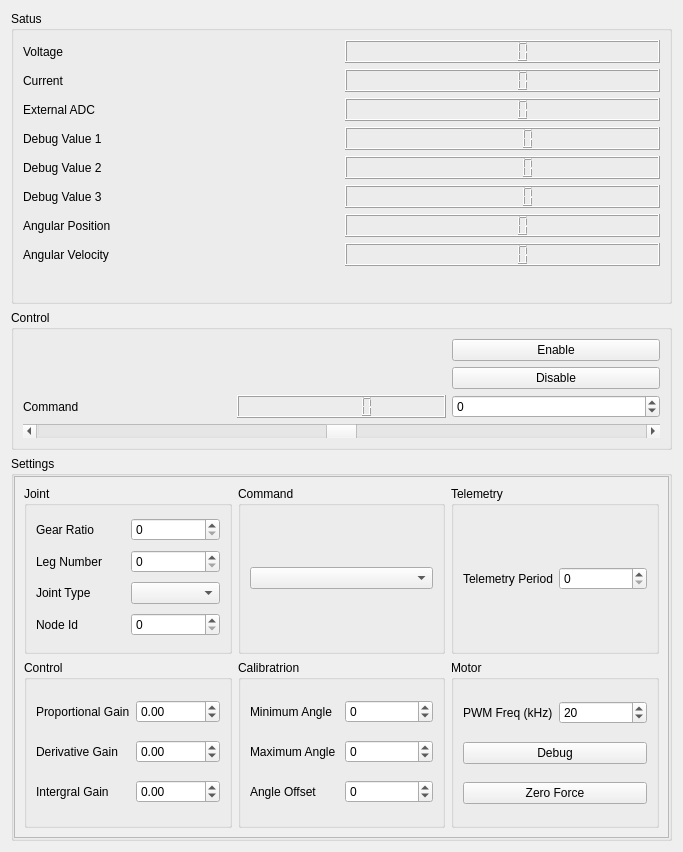
Above: app/forms/jointcontrolwidget.ui from Haziham/Honours_Computer_Software before the change. Below: the same form after it.
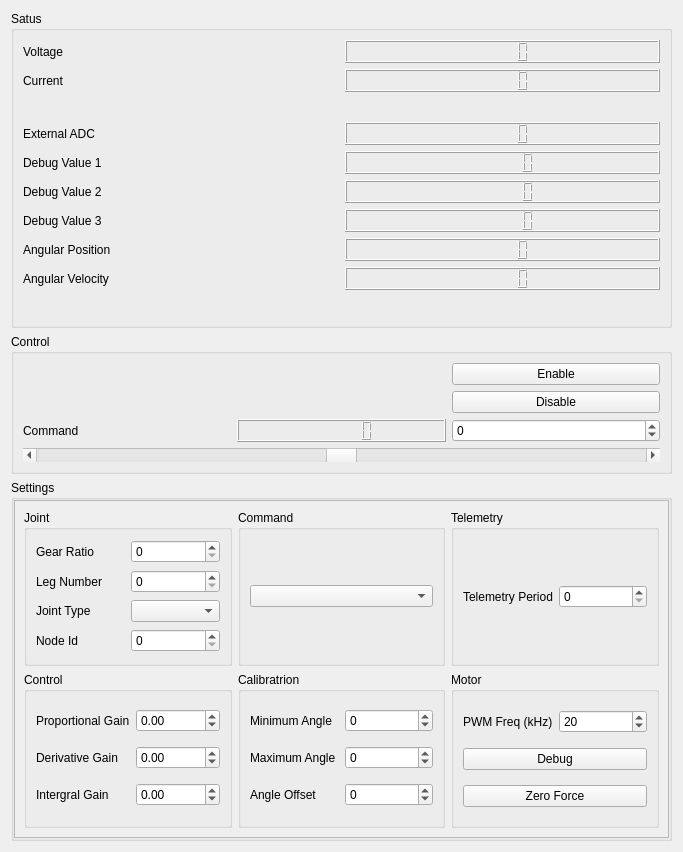
That is the form after the change. Icons and pictures are not drawn. Custom widgets are drawn as their Qt base class.

```diff
--- a/app/forms/jointcontrolwidget.ui
+++ b/app/forms/jointcontrolwidget.ui
@@ -20,14 +20,101 @@
       <string>Satus</string>
      </property>
      <layout class="QGridLayout" name="gridLayout">
-      <item row="4" column="2">
+      <item row="8" column="2">
        <widget class="QLabel" name="label_5">
         <property name="text">
          <string>Debug Value 1</string>
         </property>
        </widget>
       </item>
-      <item row="9" column="2" colspan="2">
+      <item row="1" column="2">
+       <widget class="QLabel" name="label">
+        <property name="text">
+         <string>Voltage</string>
+        </property>
+       </widget>
+      </item>
+      <item row="5" column="3">
+       <widget class="QWidget" name="widget_2" native="true"/>
+      </item>
+      <item row="7" column="3">
+       <widget class="QLCDNumber" name="externalADCDisplay"/>
+      </item>
+      <item row="2" column="2">
+       <widget class="QLabel" name="label_2">
+        <property name="text">
+         <string>Current</string>
+        </property>
+       </widget>
+      </item>
+      <item row="4" column="3">
+       <widget class="QWidget" name="widget_3" native="true"/>
+      </item>
+      <item row="11" column="3">
+       <widget class="QLCDNumber" name="angularPositionDisplay"/>
+      </item>
+      <item row="1" column="3">
+       <widget class="QLCDNumber" name="voltageDisplay"/>
+      </item>
+      <item row="2" column="3">
+       <widget class="QLCDNumber" name="currentDisplay"/>
+      </item>
+      <item row="7" column="2">
+       <widget class="QLabel" name="label_3">
+        <property name="text">
+         <string>External ADC</string>
+        </property>
+       </widget>
+      </item>
+      <item row="10" column="3">
+       <widget class="QLCDNumber" name="debug3Display">
+        <property name="digitCount">
+         <number>6</number>
+        </property>
+       </widget>
+      </item>
+      <item row="12" column="2">
+       <widget class="QLabel" name="label_7">
+        <property name="text">
+         <string>Angular Velocity</string>
+        </property>
+       </widget>
+      </item>
+      <item row="10" column="2">
+       <widget class="QLabel" name="label_20">
+        <property name="text">
+         <string>Debug Value 3</string>
+        </property>
+       </widget>
+      </item>
+      <item row="8" column="3">
+       <widget class="QLCDNumber" name="debug1Display">
+        <property name="digitCount">
+         <number>6</number>
+        </property>
+       </widget>
+      </item>
+      <item row="6" column="3">
+       <widget class="QWidget" name="widget" native="true"/>
+      </item>
+      <item row="11" column="2">
+       <widget class="QLabel" name="label_6">
+        <property name="text">
+         <string>Angular Position</string>
+        </property>
+       </widget>
+      </item>
+      <item row="9" column="2">
+       <widget class="QLabel" name="label_19">
+        <property name="text">
+         <string>Debug Value 2</string>
+        </property>
+       </widget>
+      </item>
+      <item row="12" column="3">
+       <widget class="QLCDNumber" name="angularVelocityDisplay"/>
+      </item>
+      <item row="13" column="2" colspan="2">
        <layout class="QHBoxLayout" name="horizontalLayout">
         <item>
          <spacer name="horizontalSpacer">
@@ -122,90 +209,15 @@
         </item>
        </layout>
       </item>
-      <item row="3" column="2">
-       <widget class="QLabel" name="label_3">
-        <property name="text">
-         <string>External ADC</string>
-        </property>
-       </widget>
-      </item>
-      <item row="1" column="3">
-       <widget class="QLCDNumber" name="voltageDisplay"/>
-      </item>
-      <item row="8" column="2">
-       <widget class="QLabel" name="label_7">
-        <property name="text">
-         <string>Angular Velocity</string>
-        </property>
-       </widget>
-      </item>
-      <item row="5" column="2">
-       <widget class="QLabel" name="label_19">
-        <property name="text">
-         <string>Debug Value 2</string>
-        </property>
-       </widget>
-      </item>
-      <item row="1" column="2">
-       <widget class="QLabel" name="label">
-        <property name="text">
-         <string>Voltage</string>
-        </property>
-       </widget>
-      </item>
-      <item row="3" column="3">
-       <widget class="QLCDNumber" name="externalADCDisplay"/>
-      </item>
-      <item row="4" column="3">
-       <widget class="QLCDNumber" name="debug1Display">
-        <property name="digitCount">
-         <number>6</number>
-        </property>
-       </widget>
-      </item>
-      <item row="2" column="3">
-       <widget class="QLCDNumber" name="currentDisplay"/>
-      </item>
-      <item row="8" column="3">
-       <widget class="QLCDNumber" name="angularVelocityDisplay"/>
-      </item>
-      <item row="7" column="2">
-       <widget class="QLabel" name="label_6">
-        <property name="text">
-         <string>Angular Position</string>
-        </property>
-       </widget>
-      </item>
-      <item row="2" column="2">
-       <widget class="QLabel" name="label_2">
-        <property name="text">
-         <string>Current</string>
-        </property>
-       </widget>
-      </item>
-      <item row="7" column="3">
-       <widget class="QLCDNumber" name="angularPositionDisplay"/>
-      </item>
-      <item row="6" column="2">
-       <widget class="QLabel" name="label_20">
-        <property name="text">
-         <string>Debug Value 3</string>
-        </property>
-       </widget>
-      </item>
-      <item row="5" column="3">
+      <item row="9" column="3">
        <widget class="QLCDNumber" name="debug2Display">
         <property name="digitCount">
          <number>6</number>
         </property>
        </widget>
       </item>
-      <item row="6" column="3">
-       <widget class="QLCDNumber" name="debug3Display">
-        <property name="digitCount">
-         <number>6</number>
-        </property>
-       </widget>
+      <item row="3" column="3">
+       <widget class="QWidget" name="widget_4" native="true"/>
       </item>
      </layout>
     </widget>
@@ -307,8 +319,8 @@
           <rect>
            <x>0</x>
            <y>0</y>
-           <width>657</width>
-           <height>352</height>
+           <width>652</width>
+           <height>305</height>
           </rect>
          </property>
          <layout class="QGridLayout" name="gridLayout_7">
```
Left out of the diff: 74 changed lines with no effect on the pictures.
